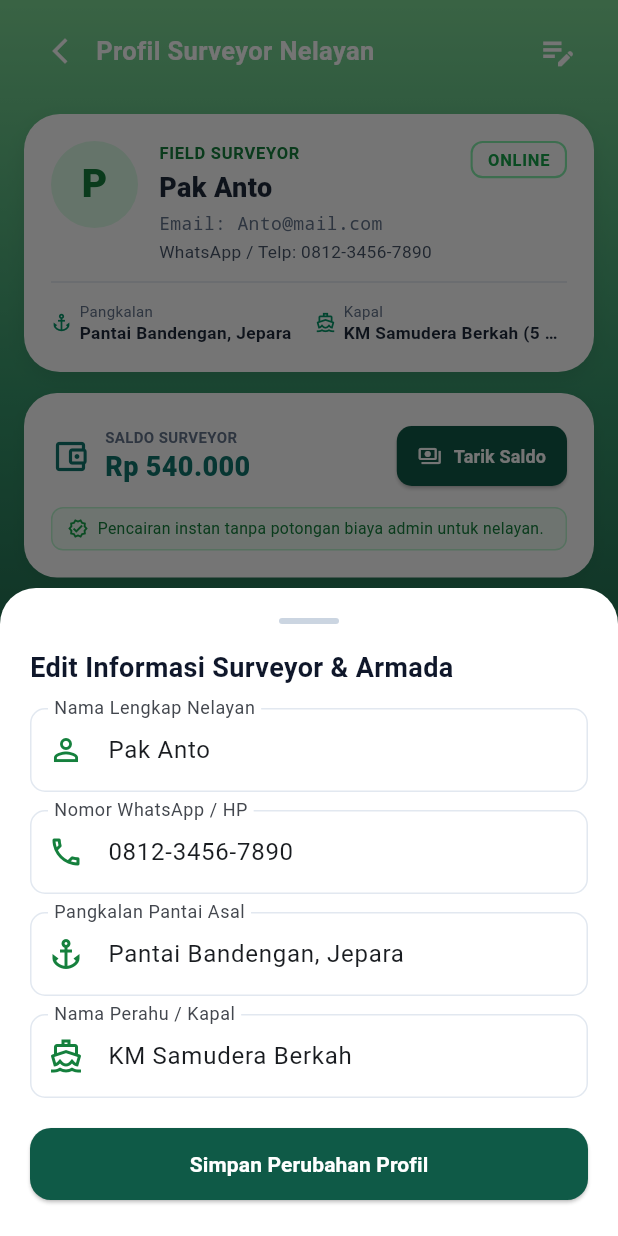
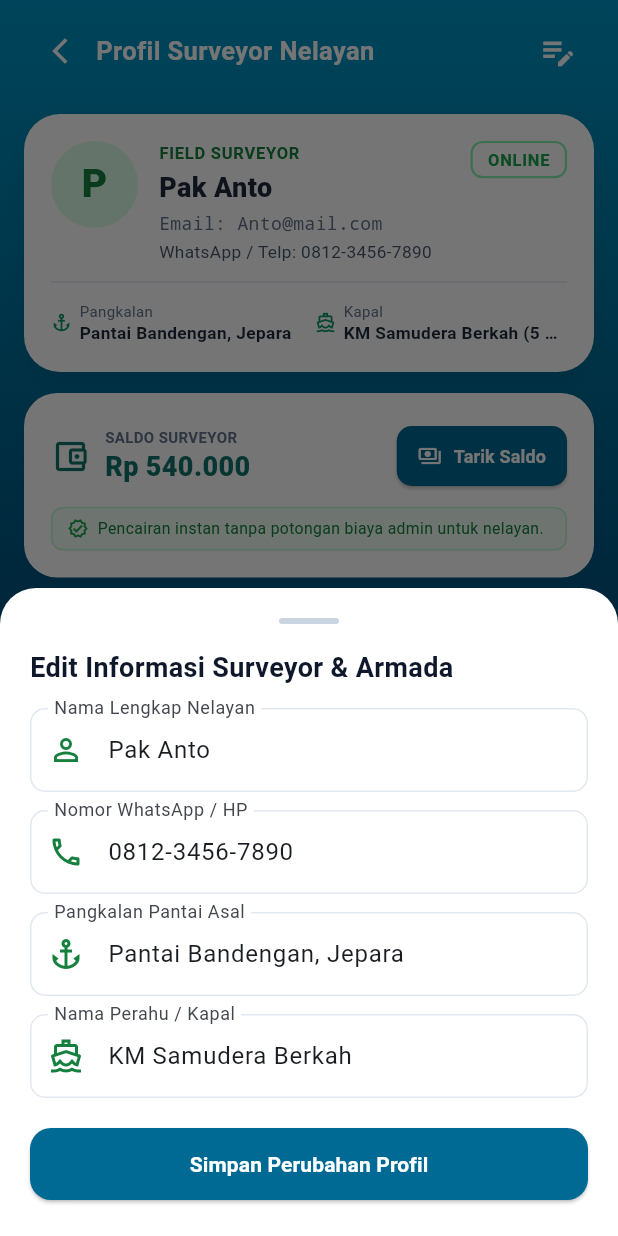
Before and after one commit to Zeinul899/SEAVIS, a Flutter app: the ProfilePage screen opened directly, after a tap on the "edit note" icon, on a phone screen of 412 x 824 dp. Run offline on Flutter 3.47's test engine with Material 3 defaults, Android fonts, the light colour scheme and no system bars; our stand-ins replace geolocator, image_picker.

Commit message:
style(ui): update app background to authentic Sea Blue and Marine Blue gradient

```diff
--- a/lib/pages/profile_page.dart
+++ b/lib/pages/profile_page.dart
@@ -155,7 +155,7 @@ class _ProfilePageState extends State<ProfilePage> {
                       );
                     },
                     style: ElevatedButton.styleFrom(
-                      backgroundColor: const Color(0xFF0F5A47),
+                      backgroundColor: const Color(0xFF006994),
                       foregroundColor: Colors.white,
                       padding: const EdgeInsets.symmetric(vertical: 14),
                       shape: RoundedRectangleBorder(borderRadius: BorderRadius.circular(14)),
@@ -377,7 +377,7 @@ class _ProfilePageState extends State<ProfilePage> {
                           );
                         },
                         style: ElevatedButton.styleFrom(
-                          backgroundColor: const Color(0xFF0F5A47),
+                          backgroundColor: const Color(0xFF006994),
                           foregroundColor: Colors.white,
                           padding: const EdgeInsets.symmetric(vertical: 14),
                           shape: RoundedRectangleBorder(borderRadius: BorderRadius.circular(12)),
@@ -436,10 +436,10 @@ class _ProfilePageState extends State<ProfilePage> {
             begin: Alignment.topCenter,
             end: Alignment.bottomCenter,
             colors: [
-              Color(0xFF7DD895), // Vibrant soft mint green
-              Color(0xFF38976C), // Mid green
-              Color(0xFF0F4D3C), // Deep emerald green
-              Color(0xFF0A3328), // Dark ocean green
+              Color(0xFF0096C7), // Rona cerah kehijauan permukaan laut (Cyan-tinted Sea Blue)
+              Color(0xFF006994), // Warna Biru Laut Utama (Sea Blue)
+              Color(0xFF01386A), // Marine Blue / Rona Kedalaman Laut
+              Color(0xFF001A33), // Deep Abyssal Navy Blue
             ],
             stops: [0.0, 0.32, 0.70, 1.0],
           ),
@@ -708,7 +708,7 @@ class _ProfilePageState extends State<ProfilePage> {
                 icon: const Icon(Icons.payments_outlined, size: 16),
                 label: const Text('Tarik Saldo', style: TextStyle(fontSize: 12, fontWeight: FontWeight.bold)),
                 style: ElevatedButton.styleFrom(
-                  backgroundColor: const Color(0xFF0F5A47),
+                  backgroundColor: const Color(0xFF006994),
                   foregroundColor: Colors.white,
                   padding: const EdgeInsets.symmetric(horizontal: 14, vertical: 9),
                   shape: RoundedRectangleBorder(borderRadius: BorderRadius.circular(10)),
@@ -816,7 +816,7 @@ class _ProfilePageState extends State<ProfilePage> {
                   style: TextStyle(
                     fontSize: 11.5,
                     fontWeight: FontWeight.bold,
-                    color: isConnected ? const Color(0xFFDC2626) : const Color(0xFF0F5A47),
+                    color: isConnected ? const Color(0xFFDC2626) : const Color(0xFF006994),
                   ),
                 ),
               ),
@@ -875,7 +875,7 @@ class _ProfilePageState extends State<ProfilePage> {
         children: [
           const Row(
             children: [
-              Icon(Icons.handshake_outlined, size: 20, color: Color(0xFF0F5A47)),
+              Icon(Icons.handshake_outlined, size: 20, color: Color(0xFF006994)),
               SizedBox(width: 8),
               Text(
                 'Informasi Kemitraan Konservasi',
@@ -936,7 +936,7 @@ class _ProfilePageState extends State<ProfilePage> {
         children: [
           const Row(
             children: [
-              Icon(Icons.credit_card_outlined, size: 20, color: Color(0xFF0F5A47)),
+              Icon(Icons.credit_card_outlined, size: 20, color: Color(0xFF006994)),
               SizedBox(width: 8),
               Text(
                 'Rekening & E-Wallet Pencairan',
```
Also changed, not shown: lib/pages/seavis_landing_page.dart (+7 -7 lines), lib/screens/esp32_water_checker_screen.dart (+5 -5 lines).
